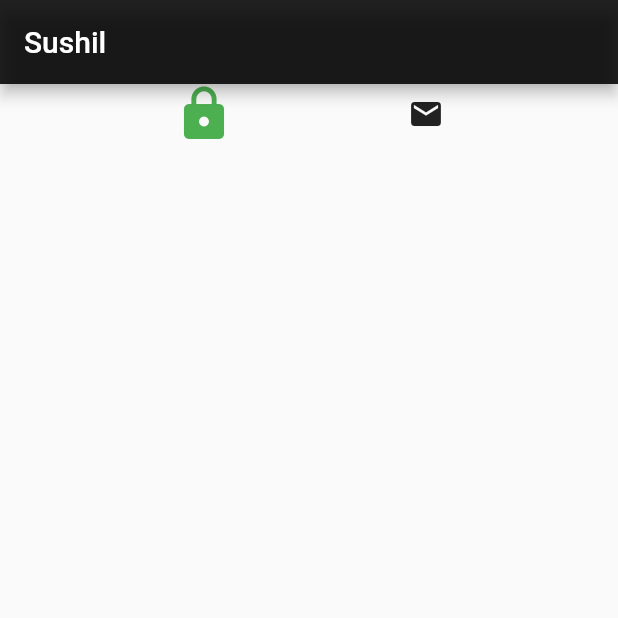
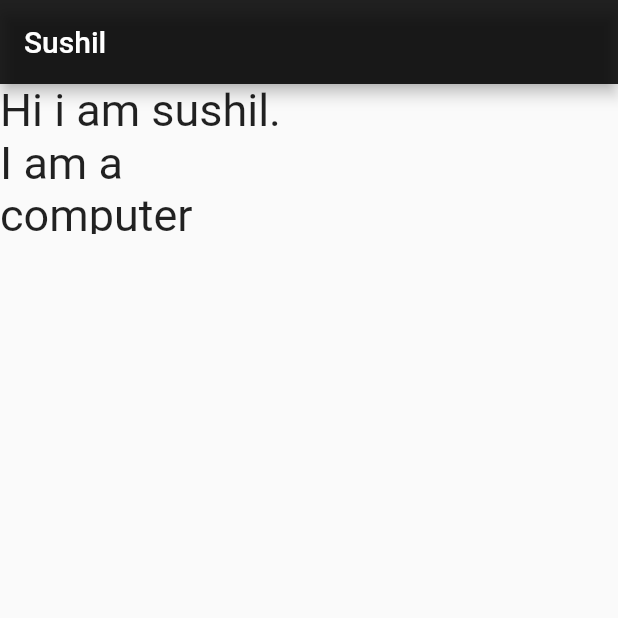
Before and after one commit to Sushil-jaishi/FlutterApp, a Flutter app: the screen it shows after launch, on a phone screen of 412 x 824 dp, the top half of it. Run offline on Flutter 3.47's test engine with Material 2 defaults, Android fonts, the phone set to English and light mode, and no system bars.

Commit message:
ConstraindeBox Widget

```diff
--- a/lib/main.dart
+++ b/lib/main.dart
@@ -35,14 +35,12 @@ class HomePageScreenState extends State<HomePageScreen>{
         backgroundColor: Colors.black87,
         title: Text('Sushil'),
       ),
-      body:Row(
-        mainAxisAlignment: MainAxisAlignment.spaceEvenly,
-        children: [
-          Icon(Icons.lock,
-          size: 40,
-          color: Colors.green,),
-          Icon(Icons.email)
-        ],
+      body:ConstrainedBox(
+        constraints: BoxConstraints(
+          maxHeight: 100,
+          maxWidth: 200,
+        ),
+        child: Text('Hi i am sushil. I am a computer science student',style: TextStyle(fontSize: 30),),
       )
     );
   }
```
